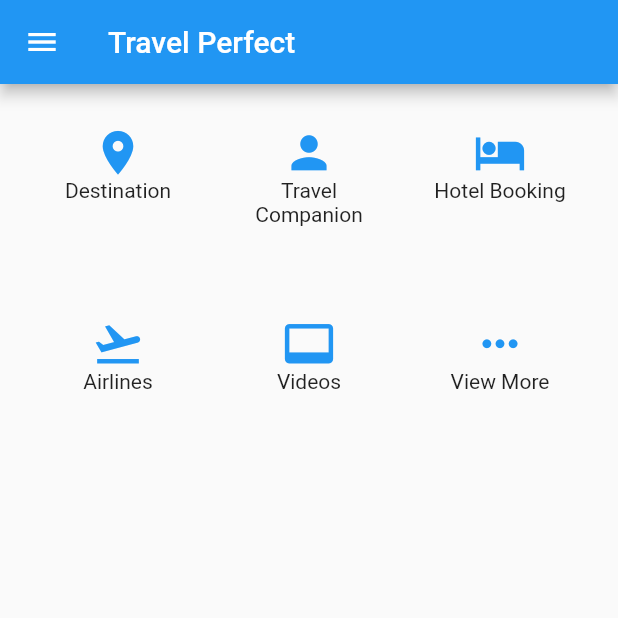
After one commit to Abhishek-J111/Travel-Perfect, a Flutter app: the Homepage1 screen opened directly, on a phone screen of 412 x 824 dp, the top half of it. The commit adds this screen. Run offline on Flutter 3.47's test engine with Material 2 defaults, Android fonts, the phone set to English and light mode, and no system bars; network calls fail.

Commit message:
Basic HomePage but not complete

```diff
--- /dev/null
+++ b/lib/Homepage1.dart
@@ -0,0 +1,233 @@
+
+
+import 'package:flutter/material.dart';
+import 'Homepage.dart';
+
+
+class  Homepageless extends StatelessWidget {
+   final String name,email,phoneno;
+
+    Homepageless(
+        {
+          Key key,
+          @required
+          this.name,
+          this.email,
+          this.phoneno,
+        }
+   ) : super(key:key);
+
+
+  @override
+  Widget build(BuildContext context) {
+    return Scaffold(
+
+      body:Homepage1()
+
+    );
+  }
+}
+
+class Homepage1 extends StatefulWidget {
+
+
+  @override
+  _Homepage1State createState() => _Homepage1State();
+}
+
+class _Homepage1State extends State<Homepage1> {
+
+ _DestinationPage(){
+   Navigator.push(context,
+   MaterialPageRoute(builder: (context)=> Homepage()));
+ }
+  @override
+  Widget build(BuildContext context) {
+    return Scaffold(
+       appBar: AppBar(
+        title: Text('Travel Perfect'),
+      ),
+
+       drawer: Drawer(
+        child: ListView(
+          children: <Widget>[
+            UserAccountsDrawerHeader(
+              accountName: Text('Abhishek Joshi'),
+              accountEmail:  Text('aabhisheekk@gmail.com'),
+              currentAccountPicture: CircleAvatar(
+                backgroundColor: Colors.blueAccent,
+                child: Text('AG'),
+              ),
+            ),
+            ListTile(
+              title: Text('Home'),
+              trailing: Icon(Icons.home),
+            ),
+
+            ListTile(
+              title:  Text('Destinations'),
+              trailing: Icon(Icons.place),
+              onTap: () => Navigator.of(context).pushNamed('\a'),
+
+            ),
+
+            ListTile(
+              title: Text(' Trek Companions'),
+              trailing: Icon(Icons.group),
+            ),
+
+            ListTile(
+              title: Text('Hotel Booking'),
+              trailing: Icon(Icons.hotel),
+
+            ),
+
+            ListTile(
+              title: Text("Airlines"),
+              trailing: Icon(Icons.flight_takeoff),
+            ),
+            ListTile(
+              title: Text('Videos'),
+              trailing: Icon(Icons.video_label),
+            ),
+
+            ListTile(
+              title: Text('Feedback'),
+              trailing: Icon(Icons.feedback),
+            ),
+
+             ListTile(
+              title: Text('Exit'),
+              trailing: Icon(Icons.exit_to_app),
+              onTap: () => Navigator.of(context).pop(),
+            )
+
+          ],
+        ),
+      ),
+
+      body: CustomScrollView(
+  primary: false,
+  slivers: <Widget>[
+    SliverPadding(
+      padding: const EdgeInsets.all(20),
+      sliver: SliverGrid.count(
+        crossAxisSpacing: 10,
+        mainAxisSpacing: 10,
+        crossAxisCount: 3,
+        children: <Widget>[
+
+
+           GestureDetector(
+            child: Container(
+              height: 20.0,
+              width:20.0,
+              padding: const EdgeInsets.all(8),
+            //  // child: IconButton(icon: Icons., onPressed: null),
+
+               child: Column(
+                 children: <Widget>[
+                   Icon(Icons.place, size: 35.0,color: Colors.blue,),
+                   Text('Destination',
+                   textAlign: TextAlign.justify,)
+                 ],
+               )
+           ),
+
+          onTap: (){
+            _DestinationPage();
+            }
+          ),
+           GestureDetector(
+            child: Container(
+              height: 20.0,
+              width:20.0,
+              padding: const EdgeInsets.all(8),
+
+               child: Column(
+                 children: <Widget>[
+                   Icon(Icons.person, size: 35.0,color: Colors.blue,),
+                   Text('Travel Companion',
+                   textAlign: TextAlign.center,)
+                 ],
+               )
+           ),
+
+          onTap: (){}
+          ),
+          GestureDetector(
+            child: Container(
+              height: 20.0,
+              width:20.0,
+              padding: const EdgeInsets.all(8),
+
+               child: Column(
+                 children: <Widget>[
+                   Icon(Icons.hotel, size: 35.0,color: Colors.blue,),
+                   Text('Hotel Booking',
+                   textAlign: TextAlign.center,)
+                 ],
+               )
+           ),
+
+          onTap: (){}
+          ),
+          GestureDetector(
+            child: Container(
+              height: 20.0,
+              width:20.0,
+              padding: const EdgeInsets.all(8),
+
+               child: Column(
+                 children: <Widget>[
+                   Icon(Icons.flight_takeoff, size: 35.0,color: Colors.blue,),
+                   Text('Airlines',
+                   textAlign: TextAlign.center,)
+                 ],
+               )
+           ),
+
+          onTap: (){}
+          ),
+         GestureDetector(
+            child: Container(
+              height: 20.0,
+              width:20.0,
+              padding: const EdgeInsets.all(8),
+
+               child: Column(
+                 children: <Widget>[
+                   Icon(Icons.video_label, size: 35.0,color: Colors.blue,),
+                   Text('Videos',
+                   textAlign: TextAlign.center,)
+                 ],
+               )
+           ),
+
+          onTap: (){}
+          ),
+          GestureDetector(
+            child: Container(
+              height: 20.0,
+              width:20.0,
+              padding: const EdgeInsets.all(8),
+
+               child: Column(
+                 children: <Widget>[
+                   Icon(Icons.more_horiz, size: 35.0,color: Colors.blue,),
+                   Text('View More',
+                   textAlign: TextAlign.center,)
+                 ],
+               )
+           ),
+
+          onTap: (){}
+          ),
+        ],
+      ),
+    ),
+  ],
+)
+    );
+  }
+}
--- a/lib/LoginSignup.dart
+++ b/lib/LoginSignup.dart
@@ -23,7 +23,7 @@ class _LoginSignupState extends State<LoginSignup> {
 
          decoration: new BoxDecoration(
           image: new DecorationImage(
-            image: new AssetImage("images/login-signup.jpeg"),
+            image: new AssetImage("images/Basecamp.jpeg"),
             fit: BoxFit.cover,
           ),
         ),
@@ -39,7 +39,7 @@ class _LoginSignupState extends State<LoginSignup> {
                                  child: ButtonTheme(
                                    height: 50.0,
                                    minWidth: 200.0,
-                                   buttonColor: Colors.grey,
+                                   buttonColor: Colors.white70,
                                                                     child: RaisedButton(  //Button for signup
                                          onPressed: _Signup,
 
@@ -62,7 +62,7 @@ class _LoginSignupState extends State<LoginSignup> {
                                   child: ButtonTheme(
                                      height: 50.0,
                                      minWidth: 200.0,
-                                     buttonColor: Colors.grey,
+                                     buttonColor: Colors.white70,
 
 
                                       child: RaisedButton(
--- a/pubspec.yaml
+++ b/pubspec.yaml
@@ -45,6 +45,9 @@ flutter:
    - images/login-signup.jpeg
    - images/anna.jpeg
    - images/background.jpg
+   - images/Annapurna.jpeg
+   - images/Basecamp.jpeg
+   - images/2.v2.png
 
   # An image asset can refer to one or more resolution-specific "variants", see
   # https://flutter.dev/assets-and-images/#resolution-aware.
```
Also changed, not shown: lib/Homepage.dart (+44 -65 lines), lib/Signup.dart (+14 -10 lines), flutter_01.png (deleted), images/2.png (added), images/2.v2.png (added), images/2.v3.png (added), images/Annapurna.jpeg (added), images/Basecamp.jpeg (added).
